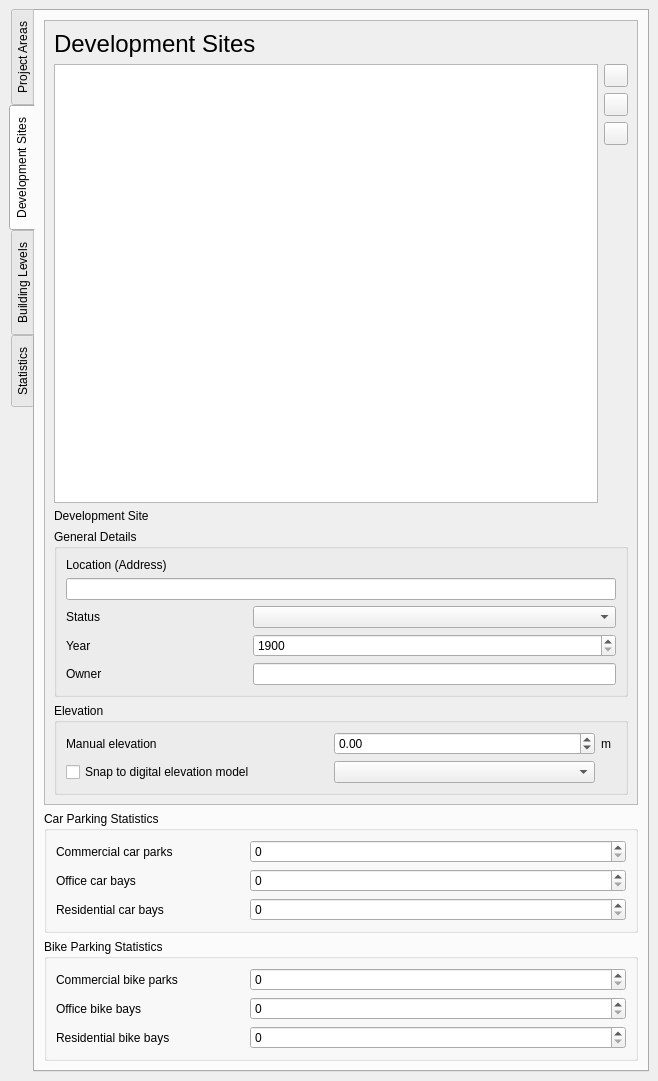
Above: qcity/ui/dockwidget_main.ui from north-road/QCity before the change. Below: the same form after it.
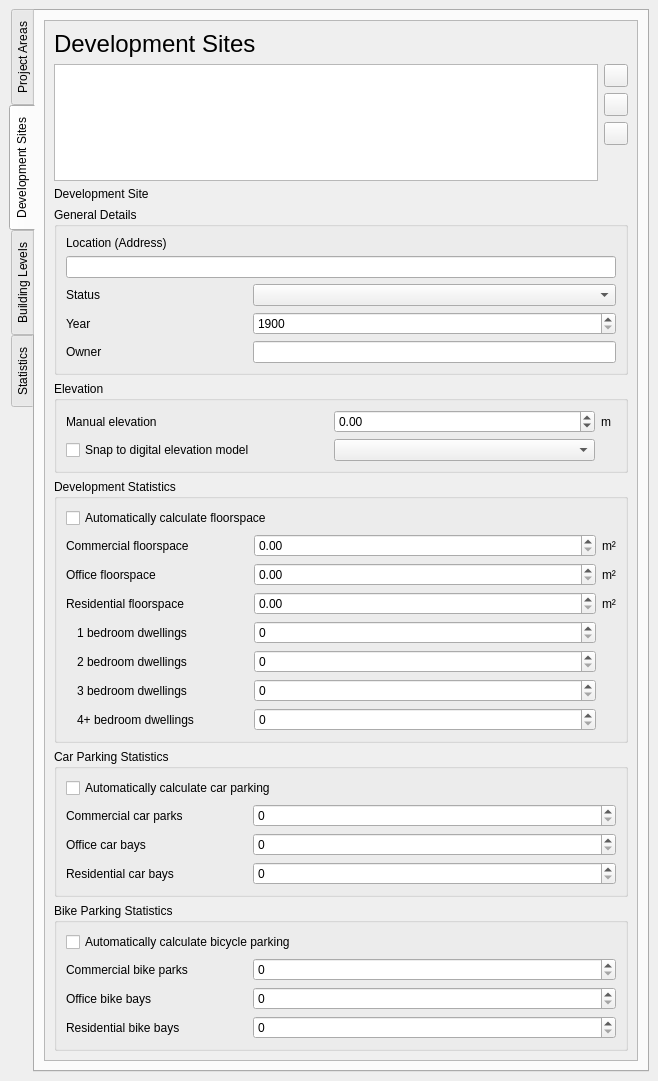
That is the form after the change. The open tabs and pages were chosen to show the change. Custom widgets are drawn as their Qt base class.

Diff of the .ui file:
```diff
--- a/qcity/ui/dockwidget_main.ui
+++ b/qcity/ui/dockwidget_main.ui
@@ -532,12 +532,12 @@
            <property name="geometry">
             <rect>
              <x>0</x>
-             <y>0</y>
-             <width>588</width>
-             <height>1019</height>
+             <y>-85</y>
+             <width>574</width>
+             <height>1134</height>
             </rect>
            </property>
-           <layout class="QVBoxLayout" name="verticalLayout_6" stretch="0,0,0,0,0">
+           <layout class="QVBoxLayout" name="verticalLayout_6" stretch="0,0,0,0,0,0,0,0">
             <item>
              <widget class="QLabel" name="label_32">
               <property name="text">
@@ -726,11 +726,191 @@
               </layout>
              </widget>
             </item>
-           </layout>
-          </widget>
-         </widget>
-        </item>
+            <item>
+             <widget class="QGroupBox" name="collapsibleGroupBox_building_levels_development_statistics_2">
+              <property name="title">
+               <string>Development Statistics</string>
+              </property>
+              <layout class="QGridLayout" name="gridLayout_21" columnstretch="0,1,2,0">
+               <item row="1" column="0" colspan="2">
+                <widget class="QLabel" name="label_83">
+                 <property name="text">
+                  <string>Commercial floorspace</string>
+                 </property>
+                </widget>
+               </item>
+               <item row="3" column="3">
+                <widget class="QLabel" name="label_80">
+                 <property name="text">
+                  <string>m²</string>
+                 </property>
+                </widget>
+               </item>
+               <item row="6" column="1">
+                <widget class="QLabel" name="label_79">
+                 <property name="text">
+                  <string>3 bedroom dwellings</string>
+                 </property>
+                </widget>
+               </item>
+               <item row="1" column="2">
+                <widget class="QgsDoubleSpinBox" name="commercial_floorspace">
+                 <property name="maximum">
+                  <double>100.000000000000000</double>
+                 </property>
+                </widget>
+               </item>
+               <item row="2" column="0" colspan="2">
+                <widget class="QLabel" name="label_81">
+                 <property name="text">
+                  <string>Office floorspace</string>
+                 </property>
+                </widget>
+               </item>
+               <item row="7" column="2">
+                <widget class="QgsSpinBox" name="count_4_bedroom_dwellings"/>
+               </item>
+               <item row="1" column="3">
+                <widget class="QLabel" name="label_85">
+                 <property name="text">
+                  <string>m²</string>
+                 </property>
+                </widget>
+               </item>
+               <item row="6" column="2">
+                <widget class="QgsSpinBox" name="count_3_bedroom_dwellings"/>
+               </item>
+               <item row="4" column="1">
+                <widget class="QLabel" name="label_78">
+                 <property name="text">
+                  <string>1 bedroom dwellings</string>
+                 </property>
+                </widget>
+               </item>
+               <item row="5" column="1">
+                <widget class="QLabel" name="label_75">
+                 <property name="text">
+                  <string>2 bedroom dwellings</string>
+                 </property>
+                </widget>
+               </item>
+               <item row="3" column="2">
+                <widget class="QgsDoubleSpinBox" name="residential_floorspace">
+                 <property name="maximum">
+                  <double>100.000000000000000</double>
+                 </property>
+                </widget>
+               </item>
+               <item row="5" column="2">
+                <widget class="QgsSpinBox" name="count_2_bedroom_dwellings"/>
+               </item>
+               <item row="2" column="2">
+                <widget class="QgsDoubleSpinBox" name="office_floorspace">
+                 <property name="maximum">
+                  <double>100.000000000000000</double>
+                 </property>
+                </widget>
+               </item>
+               <item row="2" column="3">
+                <widget class="QLabel" name="label_84">
+                 <property name="text">
+                  <string>m²</string>
+                 </property>
+                </widget>
+               </item>
+               <item row="3" column="0" colspan="2">
+                <widget class="QLabel" name="label_77">
+                 <property name="text">
+                  <string>Residential floorspace</string>
+                 </property>
+                </widget>
+               </item>
+               <item row="4" column="0">
+                <spacer name="horizontalSpacer_2">
+                 <property name="orientation">
+                  <enum>Qt::Horizontal</enum>
+                 </property>
+                 <property name="sizeType">
+                  <enum>QSizePolicy::Fixed</enum>
+                 </property>
+                 <property name="sizeHint" stdset="0">
+                  <size>
+                   <width>5</width>
+                   <height>20</height>
+                  </size>
+                 </property>
+                </spacer>
+               </item>
+               <item row="7" column="1">
+                <widget class="QLabel" name="label_82">
+                 <property name="text">
+                  <string>4+ bedroom dwellings</string>
+                 </property>
+                </widget>
+               </item>
+               <item row="4" column="2">
+                <widget class="QgsSpinBox" name="count_1_bedroom_dwellings"/>
+               </item>
+               <item row="0" column="0" colspan="4">
+                <widget class="QCheckBox" name="auto_calculate_floorspace">
+                 <property name="text">
+                  <string>Automatically calculate floorspace</string>
+                 </property>
+                </widget>
+               </item>
+              </layout>
+             </widget>
+            </item>
+            <item>
+             <widget class="QGroupBox" name="collapsibleGroupBox_building_levels_car_parking_statistics">
+              <property name="title">
+               <string>Car Parking Statistics</string>
+              </property>
+              <property name="text" stdset="0">
+               <string>TextLabel</string>
+              </property>
+              <layout class="QGridLayout" name="gridLayout_5" columnstretch="1,2">
+               <item row="1" column="0">
+                <widget class="QLabel" name="label_61">
+                 <property name="text">
+                  <string>Commercial car parks</string>
+                 </property>
+                </widget>
+               </item>
+               <item row="2" column="1">
+                <widget class="QgsSpinBox" name="office_car_bays"/>
+               </item>
+               <item row="3" column="0">
+                <widget class="QLabel" name="label_60">
+                 <property name="text">
+                  <string>Residential car bays</string>
+                 </property>
+                </widget>
+               </item>
+               <item row="3" column="1">
+                <widget class="QgsSpinBox" name="residential_car_bays"/>
+               </item>
+               <item row="1" column="1">
+                <widget class="QgsSpinBox" name="commercial_car_bays"/>
+               </item>
         <item row="2" column="0">
+                <widget class="QLabel" name="label_59">
+                 <property name="text">
+                  <string>Office car bays</string>
+                 </property>
+                </widget>
+               </item>
+               <item row="0" column="0" colspan="2">
+                <widget class="QCheckBox" name="auto_calculate_car_parking">
+                 <property name="text">
+                  <string>Automatically calculate car parking</string>
+                 </property>
+                </widget>
+               </item>
+              </layout>
+             </widget>
+            </item>
+            <item>
          <widget class="QGroupBox" name="collapsibleGroupBox_building_levels_bike_parking_statistics">
           <property name="title">
            <string>Bike Parking Statistics</string>
@@ -739,79 +919,48 @@
            <string>TextLabel</string>
           </property>
           <layout class="QGridLayout" name="gridLayout_7" columnstretch="1,2">
-           <item row="1" column="1">
+               <item row="2" column="1">
             <widget class="QgsSpinBox" name="office_bicycle_bays"/>
            </item>
-           <item row="0" column="0">
-            <widget class="QLabel" name="label_58">
-             <property name="text">
-              <string>Commercial bike parks</string>
-             </property>
-            </widget>
-           </item>
-           <item row="2" column="0">
+               <item row="3" column="0">
             <widget class="QLabel" name="label_57">
              <property name="text">
               <string>Residential bike bays</string>
              </property>
             </widget>
            </item>
-           <item row="0" column="1">
+               <item row="1" column="0">
+                <widget class="QLabel" name="label_58">
+                 <property name="text">
+                  <string>Commercial bike parks</string>
+                 </property>
+                </widget>
+               </item>
+               <item row="1" column="1">
             <widget class="QgsSpinBox" name="commercial_bicycle_bays"/>
            </item>
-           <item row="2" column="1">
+               <item row="3" column="1">
             <widget class="QgsSpinBox" name="residential_bicycle_bays"/>
            </item>
-           <item row="1" column="0">
+               <item row="2" column="0">
             <widget class="QLabel" name="label_56">
              <property name="text">
               <string>Office bike bays</string>
              </property>
             </widget>
            </item>
-          </layout>
-         </widget>
-        </item>
-        <item row="1" column="0">
-         <widget class="QGroupBox" name="collapsibleGroupBox_building_levels_car_parking_statistics">
-          <property name="title">
-           <string>Car Parking Statistics</string>
-          </property>
-          <property name="text" stdset="0">
-           <string>TextLabel</string>
-          </property>
-          <layout class="QGridLayout" name="gridLayout_5" columnstretch="1,2">
-           <item row="2" column="0">
-            <widget class="QLabel" name="label_60">
+               <item row="0" column="0" colspan="2">
+                <widget class="QCheckBox" name="auto_calculate_bicycle_parking">
              <property name="text">
-              <string>Residential car bays</string>
+                  <string>Automatically calculate bicycle parking</string>
              </property>
             </widget>
            </item>
-           <item row="1" column="1">
-            <widget class="QgsSpinBox" name="office_car_bays"/>
-           </item>
-           <item row="0" column="1">
-            <widget class="QgsSpinBox" name="commercial_car_bays"/>
-           </item>
-           <item row="2" column="1">
-            <widget class="QgsSpinBox" name="residential_car_bays"/>
-           </item>
-           <item row="0" column="0">
-            <widget class="QLabel" name="label_61">
-             <property name="text">
-              <string>Commercial car parks</string>
-             </property>
-            </widget>
-           </item>
-           <item row="1" column="0">
-            <widget class="QLabel" name="label_59">
-             <property name="text">
-              <string>Office car bays</string>
-             </property>
-            </widget>
-           </item>
-          </layout>
+              </layout>
+             </widget>
+            </item>
+           </layout>
+          </widget>
          </widget>
         </item>
        </layout>
@@ -924,7 +1073,7 @@
                 </widget>
                </item>
                <item row="4" column="2">
-                <widget class="QgsDoubleSpinBox" name="count_2_bedroom_dwellings">
+                <widget class="QgsDoubleSpinBox" name="percent_2_bedroom_floorspace">
                  <property name="maximum">
                   <double>100.000000000000000</double>
                  </property>
@@ -952,7 +1101,7 @@
                 </widget>
                </item>
                <item row="5" column="2">
-                <widget class="QgsDoubleSpinBox" name="count_3_bedroom_dwellings">
+                <widget class="QgsDoubleSpinBox" name="percent_3_bedroom_floorspace">
                  <property name="maximum">
                   <double>100.000000000000000</double>
                  </property>
@@ -982,7 +1131,7 @@
                 </widget>
                </item>
                <item row="0" column="2">
-                <widget class="QgsDoubleSpinBox" name="commercial_floorspace">
+                <widget class="QgsDoubleSpinBox" name="percent_commercial_floorspace">
                  <property name="maximum">
                   <double>100.000000000000000</double>
                  </property>
@@ -1010,14 +1159,14 @@
                 </widget>
                </item>
                <item row="6" column="2">
-                <widget class="QgsDoubleSpinBox" name="count_4_bedroom_dwellings">
+                <widget class="QgsDoubleSpinBox" name="percent_4_bedroom_floorspace">
                  <property name="maximum">
                   <double>100.000000000000000</double>
                  </property>
                 </widget>
                </item>
                <item row="3" column="2">
-                <widget class="QgsDoubleSpinBox" name="count_1_bedroom_dwellings">
+                <widget class="QgsDoubleSpinBox" name="percent_1_bedroom_floorspace">
                  <property name="maximum">
                   <double>100.000000000000000</double>
                  </property>
@@ -1045,7 +1194,7 @@
                 </widget>
                </item>
                <item row="2" column="2">
-                <widget class="QgsDoubleSpinBox" name="residential_floorspace">
+                <widget class="QgsDoubleSpinBox" name="percent_residential_floorspace">
                  <property name="maximum">
                   <double>100.000000000000000</double>
                  </property>
@@ -1066,7 +1215,7 @@
                 </widget>
                </item>
                <item row="1" column="2">
-                <widget class="QgsDoubleSpinBox" name="office_floorspace">
+                <widget class="QgsDoubleSpinBox" name="percent_office_floorspace">
                  <property name="maximum">
                   <double>100.000000000000000</double>
                  </property>
```
Lines whose indentation alone changed are shown as unchanged.
